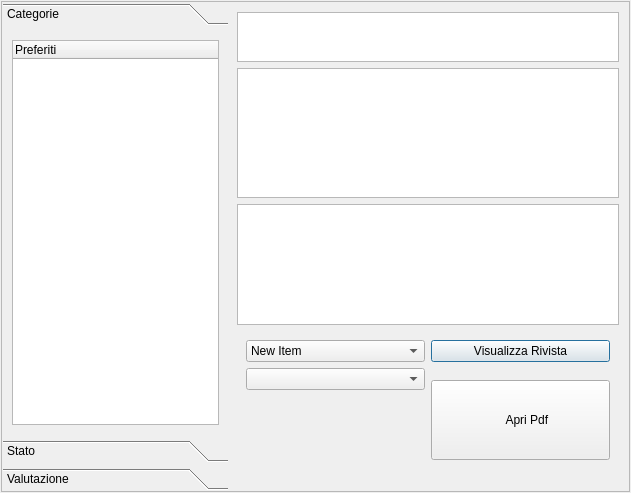
Old version of the form bookmarkgui.ui in the repository simon-r/LeScienze500.
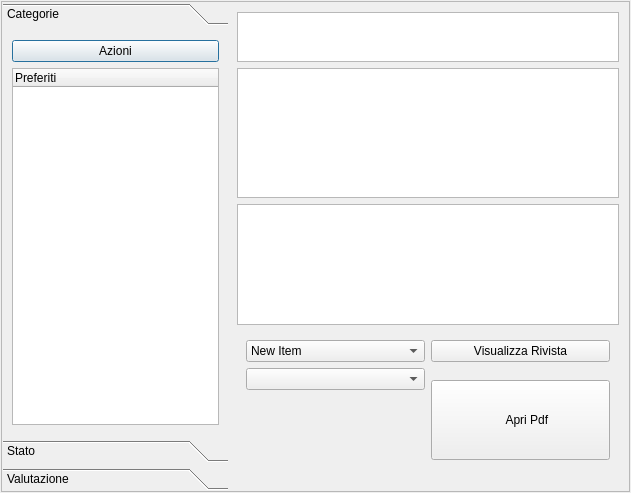
New version of the form. Icons and pictures are not drawn.

Commit message: dom 10 ott 2010, 12.08.32, CEST

```diff
--- a/bookmarkgui.ui
+++ b/bookmarkgui.ui
@@ -65,6 +65,13 @@
            <string>Categorie</string>
           </attribute>
           <layout class="QVBoxLayout" name="verticalLayout">
+           <item>
+            <widget class="QPushButton" name="mainFavoritesMenu">
+             <property name="text">
+              <string>Azioni</string>
+             </property>
+            </widget>
+           </item>
            <item>
             <widget class="QTreeWidget" name="treeCategorie">
              <property name="columnCount">
```
Left out of the diff: 8 changed lines with no effect on the pictures. The commit also changes 2 other files.
